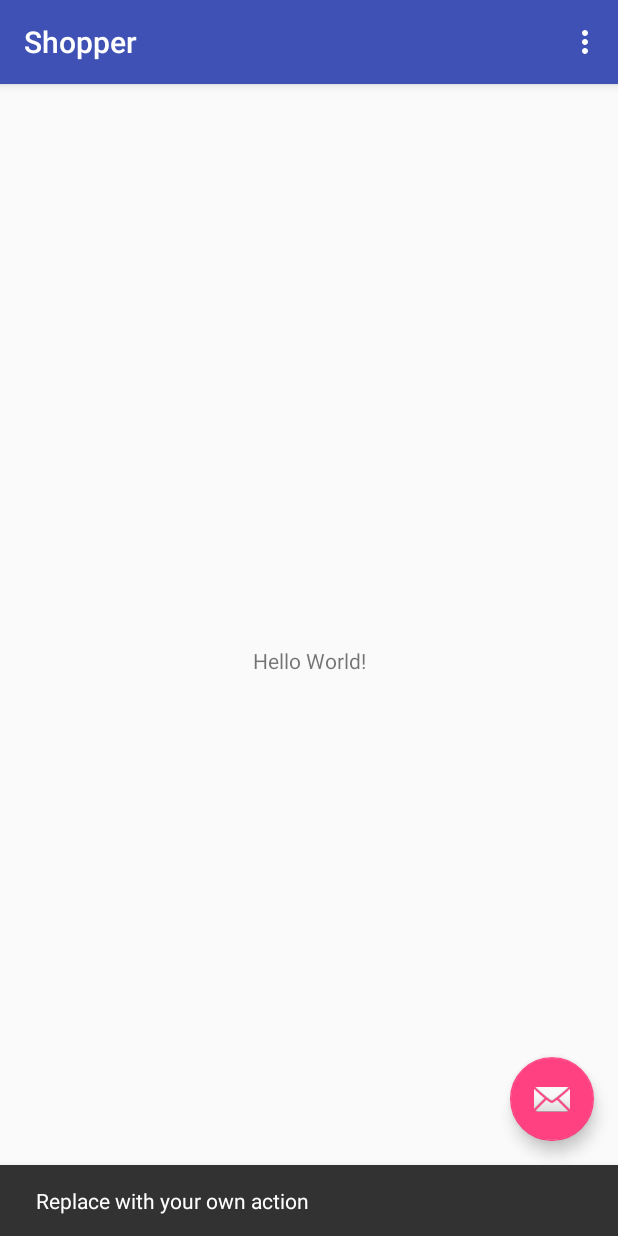
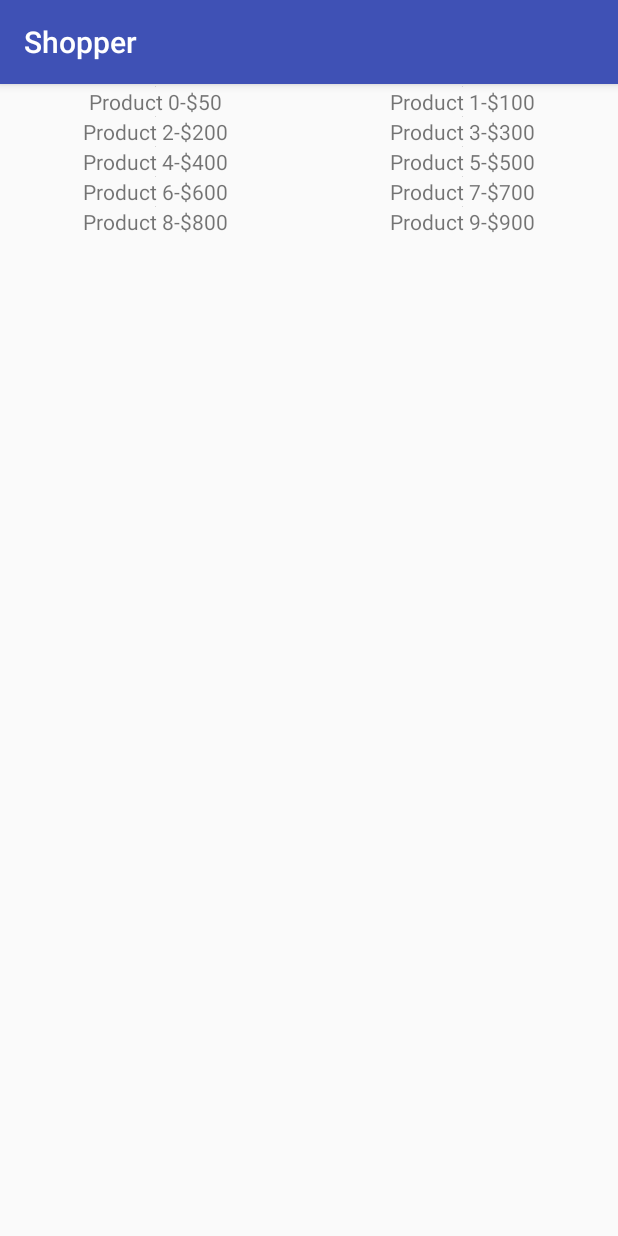
Before and after one commit to eurosecom/samshopersung, an Android app: the screen it shows after launch (MainActivity before the commit, RoomDemoActivity after it), after a tap on an icon or button, on a phone screen of 412 x 824 dp. Run offline under Robolectric (Android 15) with nearby library versions, the phone set to English and light mode, and no system bars; our stand-ins replace Dagger/Hilt's generated code, Firebase (no records; nobody signed in at launch, a user with empty details on screens opened directly), Picasso, Room's generated code; libraries missing offline, so code that uses them is left out: android.arch.persistence, io.realm; pictures from the network do not load; 4 statements that could not run were skipped.

Commit message:
RoomDemoActivity.java
#2
- added Room demo activity to project

```diff
--- a/app/build.gradle
+++ b/app/build.gradle
@@ -130,6 +130,10 @@ dependencies {
     implementation "android.arch.lifecycle:extensions:1.1.1"
     annotationProcessor "android.arch.lifecycle:compiler:1.1.1"
 
+    //Room library
+    implementation 'android.arch.persistence.room:runtime:1.1.0'
+    annotationProcessor 'android.arch.persistence.room:compiler:1.1.0'
+
 
 }
 apply plugin: 'com.google.gms.google-services'
--- a/app/src/main/AndroidManifest.xml
+++ b/app/src/main/AndroidManifest.xml
@@ -24,6 +24,7 @@
                 <category android:name="android.intent.category.LAUNCHER" />
             </intent-filter>
         </activity>
+        <activity android:name=".RoomDemoActivity"/>
     </application>
 
 </manifest>
--- a/app/src/main/java/com/eusecom/samshopersung/MainActivity.kt
+++ b/app/src/main/java/com/eusecom/samshopersung/MainActivity.kt
@@ -1,5 +1,6 @@
 package com.eusecom.samshopersung
 
+import android.content.Intent
 import android.os.Bundle
 import android.support.design.widget.Snackbar
 import android.support.v7.app.AppCompatActivity
@@ -19,8 +20,9 @@ class MainActivity : AppCompatActivity() {
         setSupportActionBar(toolbar)
 
         fab.setOnClickListener { view ->
-            Snackbar.make(view, "Replace with your own action", Snackbar.LENGTH_LONG)
-                    .setAction("Action", null).show()
+
+            val `is` = Intent(this, RoomDemoActivity::class.java)
+            startActivity(`is`)
         }
     }
 
--- /dev/null
+++ b/app/src/main/java/com/eusecom/samshopersung/RoomDemoActivity.java
@@ -0,0 +1,82 @@
+package com.eusecom.samshopersung;
+
+import android.os.Bundle;
+import android.support.v7.app.AppCompatActivity;
+import android.support.v7.widget.RecyclerView;
+import android.util.Log;
+
+import com.eusecom.samshopersung.database.entity.Product;
+
+import java.util.ArrayList;
+import java.util.List;
+
+public class RoomDemoActivity extends AppCompatActivity {
+
+    private RecyclerView recyclerView;
+
+    @Override
+    protected void onCreate(Bundle savedInstanceState) {
+        super.onCreate(savedInstanceState);
+        setContentView(R.layout.roomdemo_activity);
+
+        recyclerView = (RecyclerView) findViewById(R.id.recycler_view);
+
+        // run the sentence in a new thread
+        new Thread(new Runnable() {
+            @Override
+            public void run() {
+
+                List<Product> list = new ArrayList<>();
+                    Product product = new Product();
+                    product.setName("Name");
+                    product.setImageUrl("https://picsum.photos/500/500?image=1");
+                    product.setPrice(200);
+                list.add(product);
+
+                // insert product list into database
+                //SamshopperApp.get().getDB().productDao().insertAll(list);
+
+
+                List<Product> products = SamshopperApp.get().getDB().productDao().getAll();
+                boolean force = SamshopperApp.get().isForceUpdate();
+                if (force || products.isEmpty()) {
+                    retrieveProducts();
+                    Log.d("RoomDemo ", "retrieveProducts ");
+                } else {
+                    Log.d("RoomDemo ", "populateProducts ");
+                    populateProducts(products);
+                }
+            }
+        }).start();
+    }
+
+    private void retrieveProducts() {
+        List<Product> list = new ArrayList<>();
+
+        for (int i = 0; i < 10; i++) {
+            Product product = new Product();
+            product.setName(getString(R.string.name_format, String.valueOf(i)));
+            product.setImageUrl("https://picsum.photos/500/500?image=" + i);
+            product.setPrice(i == 0 ? 50 : i * 100);
+            list.add(product);
+        }
+
+        // insert product list into database
+        SamshopperApp.get().getDB().productDao().insertAll(list);
+
+        // disable flag for force update
+        SamshopperApp.get().setForceUpdate(false);
+
+        populateProducts(list);
+    }
+
+    private void populateProducts(final List<Product> products) {
+        runOnUiThread(new Runnable() {
+            @Override
+            public void run() {
+                recyclerView.setAdapter(new RoomDemoAdapter(products));
+            }
+        });
+    }
+
+}
--- /dev/null
+++ b/app/src/main/java/com/eusecom/samshopersung/RoomDemoAdapter.java
@@ -0,0 +1,59 @@
+package com.eusecom.samshopersung;
+
+import android.support.v7.widget.RecyclerView;
+import android.view.LayoutInflater;
+import android.view.View;
+import android.view.ViewGroup;
+import android.widget.ImageView;
+import android.widget.TextView;
+import com.eusecom.samshopersung.database.entity.Product;
+import com.squareup.picasso.Picasso;
+
+import java.util.List;
+
+/**
+ * Created by gonzalo on 7/14/17
+ */
+
+public class RoomDemoAdapter extends RecyclerView.Adapter<RoomDemoAdapter.ProductViewHolder> {
+
+    private final List<Product> list;
+
+    public RoomDemoAdapter(List<Product> list) {
+        this.list = list;
+    }
+
+    @Override
+    public ProductViewHolder onCreateViewHolder(ViewGroup parent, int viewType) {
+        View view = LayoutInflater.from(parent.getContext()).inflate(R.layout.roomdemo_list_item, parent, false);
+        return new ProductViewHolder(view);
+    }
+
+    @Override
+    public void onBindViewHolder(ProductViewHolder holder, int position) {
+        holder.bind(list.get(position));
+    }
+
+    @Override
+    public int getItemCount() {
+        return list.size();
+    }
+
+    static class ProductViewHolder extends RecyclerView.ViewHolder {
+
+        private ImageView image;
+        private TextView name;
+
+        public ProductViewHolder(View itemView) {
+            super(itemView);
+            image = itemView.findViewById(R.id.product_image);
+            name = itemView.findViewById(R.id.product_name);
+        }
+
+        public void bind(Product product) {
+            String price = itemView.getContext().getString(R.string.price_format, String.valueOf(product.getPrice()));
+            name.setText(product.getName() + "-" + price);
+            Picasso.with(itemView.getContext()).load(product.getImageUrl()).into(image);
+        }
+    }
+}
--- a/app/src/main/java/com/eusecom/samshopersung/SamshopperApp.java
+++ b/app/src/main/java/com/eusecom/samshopersung/SamshopperApp.java
@@ -1,11 +1,13 @@
 package com.eusecom.samshopersung;
 
 import android.app.Activity;
+import android.arch.persistence.room.Room;
 import android.content.SharedPreferences;
 import android.support.annotation.NonNull;
 import android.support.multidex.MultiDexApplication;
 import android.util.Log;
 
+import com.eusecom.samshopersung.database.MyDatabase;
 import com.eusecom.samshopersung.di.DaggerAppComponent;
 import com.eusecom.samshopersung.rxbus.RxBus;
 import com.google.firebase.database.DatabaseReference;
@@ -30,6 +32,18 @@ public class SamshopperApp extends MultiDexApplication implements HasActivityInj
     private Realm mRealm;
     private SharedPreferences prefs;
 
+    //Room
+    public static SamshopperApp INSTANCE;
+    private static final String DATABASE_NAME = "MyDatabase";
+    private static final String PREFERENCES = "RoomDemo.preferences";
+    private static final String KEY_FORCE_UPDATE = "force_update";
+    private MyDatabase database;
+
+    //Room
+    public static SamshopperApp get() {
+        return INSTANCE;
+    }
+
     @Override
     public void onCreate() {
         super.onCreate();
@@ -44,12 +58,20 @@ public class SamshopperApp extends MultiDexApplication implements HasActivityInj
 
         mDatabaseReference = FirebaseDatabase.getInstance().getReference();
 
+        //Realm
         RealmConfiguration realmConfiguration = new RealmConfiguration.Builder(this)
                 .name(Realm.DEFAULT_REALM_NAME)
                 .schemaVersion(0)
                 .deleteRealmIfMigrationNeeded()
                 .build();
         Realm.setDefaultConfiguration(realmConfiguration);
+
+        //Room
+        database = Room.databaseBuilder(getApplicationContext(), MyDatabase.class, DATABASE_NAME)
+                .addMigrations(MyDatabase.MIGRATION_1_2)
+                .build();
+
+        INSTANCE = this;
 
         //dagger 2.11
         DaggerAppComponent
@@ -87,6 +109,26 @@ public class SamshopperApp extends MultiDexApplication implements HasActivityInj
     }
 
 
+    //Room database
+    public MyDatabase getDB() {
+        return database;
+    }
+
+    public boolean isForceUpdate() {
+        return getSP().getBoolean(KEY_FORCE_UPDATE, true);
+    }
+
+    public void setForceUpdate(boolean force) {
+        SharedPreferences.Editor edit = getSP().edit();
+        edit.putBoolean(KEY_FORCE_UPDATE, force);
+        edit.apply();
+    }
+
+    private SharedPreferences getSP() {
+        return getSharedPreferences(PREFERENCES, MODE_PRIVATE);
+    }
+
+
 
 
 }
--- /dev/null
+++ b/app/src/main/java/com/eusecom/samshopersung/database/DateTypeConverter.java
@@ -0,0 +1,22 @@
+package com.eusecom.samshopersung.database;
+
+import android.arch.persistence.room.TypeConverter;
+
+import java.util.Date;
+
+/**
+ * Created by gonzalo on 7/21/17
+ */
+
+public class DateTypeConverter {
+
+    @TypeConverter
+    public static Date toDate(Long value) {
+        return value == null ? null : new Date(value);
+    }
+
+    @TypeConverter
+    public static Long toLong(Date value) {
+        return value == null ? null : value.getTime();
+    }
+}
--- /dev/null
+++ b/app/src/main/java/com/eusecom/samshopersung/database/MyDatabase.java
@@ -0,0 +1,31 @@
+package com.eusecom.samshopersung.database;
+
+import android.arch.persistence.db.SupportSQLiteDatabase;
+import android.arch.persistence.room.Database;
+import android.arch.persistence.room.RoomDatabase;
+import android.arch.persistence.room.TypeConverters;
+import android.arch.persistence.room.migration.Migration;
+import com.eusecom.samshopersung.SamshopperApp;
+import com.eusecom.samshopersung.database.entity.Product;
+
+
+/**
+ * Created by gonzalo on 7/14/17
+ */
+
+@Database(entities = {Product.class}, version = 2)
+@TypeConverters({DateTypeConverter.class})
+public abstract class MyDatabase extends RoomDatabase {
+    public abstract ProductDao productDao();
+
+    public static final Migration MIGRATION_1_2 = new Migration(1, 2) {
+        @Override
+        public void migrate(SupportSQLiteDatabase database) {
+            database.execSQL("ALTER TABLE product "
+                    + " ADD COLUMN price INTEGER");
+
+            // enable flag to force update products
+            SamshopperApp.get().setForceUpdate(true);
+        }
+    };
+}
--- /dev/null
+++ b/app/src/main/java/com/eusecom/samshopersung/database/ProductDao.java
@@ -0,0 +1,34 @@
+package com.eusecom.samshopersung.database;
+
+import android.arch.persistence.room.Dao;
+import android.arch.persistence.room.Delete;
+import android.arch.persistence.room.Insert;
+import android.arch.persistence.room.Query;
+import android.arch.persistence.room.Update;
+
+import com.eusecom.samshopersung.database.entity.Product;
+
+import java.util.List;
+
+/**
+ * Created by gonzalo on 7/14/17
+ */
+
+@Dao
+public interface ProductDao {
+
+    @Query("SELECT * FROM product")
+    List<Product> getAll();
+
+    @Query("SELECT * FROM product WHERE name LIKE :name LIMIT 1")
+    Product findByName(String name);
+
+    @Insert
+    void insertAll(List<Product> products);
+
+    @Update
+    void update(Product product);
+
+    @Delete
+    void delete(Product product);
+}
--- /dev/null
+++ b/app/src/main/java/com/eusecom/samshopersung/database/entity/Product.java
@@ -0,0 +1,57 @@
+package com.eusecom.samshopersung.database.entity;
+
+import android.arch.persistence.room.ColumnInfo;
+import android.arch.persistence.room.Entity;
+import android.arch.persistence.room.PrimaryKey;
+
+/**
+ * Created by gonzalo on 7/14/17
+ */
+
+@Entity
+public class Product {
+
+    @PrimaryKey(autoGenerate = true)
+    private int uid;
+
+    @ColumnInfo(name = "name")
+    private String name;
+
+    @ColumnInfo(name = "image_url")
+    private String imageUrl;
+
+    @ColumnInfo(name = "price")
+    private int price;
+
+    public int getUid() {
+        return uid;
+    }
+
+    public void setUid(int uid) {
+        this.uid = uid;
+    }
+
+    public String getName() {
+        return name;
+    }
+
+    public void setName(String name) {
+        this.name = name;
+    }
+
+    public String getImageUrl() {
+        return imageUrl;
+    }
+
+    public void setImageUrl(String imageUrl) {
+        this.imageUrl = imageUrl;
+    }
+
+    public int getPrice() {
+        return price;
+    }
+
+    public void setPrice(int price) {
+        this.price = price;
+    }
+}
--- /dev/null
+++ b/app/src/main/res/layout/roomdemo_activity.xml
@@ -0,0 +1,17 @@
+<?xml version="1.0" encoding="utf-8"?>
+<LinearLayout xmlns:android="http://schemas.android.com/apk/res/android"
+    xmlns:app="http://schemas.android.com/apk/res-auto"
+    xmlns:tools="http://schemas.android.com/tools"
+    android:layout_width="match_parent"
+    android:layout_height="match_parent">
+
+    <android.support.v7.widget.RecyclerView
+        android:id="@+id/recycler_view"
+        android:layout_width="match_parent"
+        android:layout_height="wrap_content"
+        android:padding="1dp"
+        app:layoutManager="GridLayoutManager"
+        app:spanCount="2"
+        tools:listitem="@layout/roomdemo_list_item" />
+
+</LinearLayout>
--- /dev/null
+++ b/app/src/main/res/layout/roomdemo_list_item.xml
@@ -0,0 +1,20 @@
+<?xml version="1.0" encoding="utf-8"?>
+<LinearLayout xmlns:android="http://schemas.android.com/apk/res/android"
+    android:layout_width="match_parent"
+    android:layout_height="wrap_content"
+    android:orientation="vertical">
+
+    <ImageView
+        android:id="@+id/product_image"
+        android:layout_width="wrap_content"
+        android:layout_height="wrap_content"
+        android:layout_gravity="center_horizontal"
+        android:scaleType="centerCrop"/>
+
+    <TextView
+        android:id="@+id/product_name"
+        android:layout_width="match_parent"
+        android:layout_height="wrap_content"
+        android:gravity="center" />
+
+</LinearLayout>
--- a/app/src/main/res/values/strings.xml
+++ b/app/src/main/res/values/strings.xml
@@ -1,4 +1,10 @@
 <resources>
     <string name="app_name">Shopper</string>
     <string name="action_settings">Settings</string>
+
+
+    //room demo
+    <string name="price_format">$%1$s</string>
+    <string name="name_format">Product %1$s</string>
+
 </resources>
--- a/build.gradle
+++ b/build.gradle
@@ -23,6 +23,7 @@ allprojects {
         google()
         jcenter()
         mavenCentral()
+        maven { url 'https://maven.google.com' }
     }
 }
 
```
